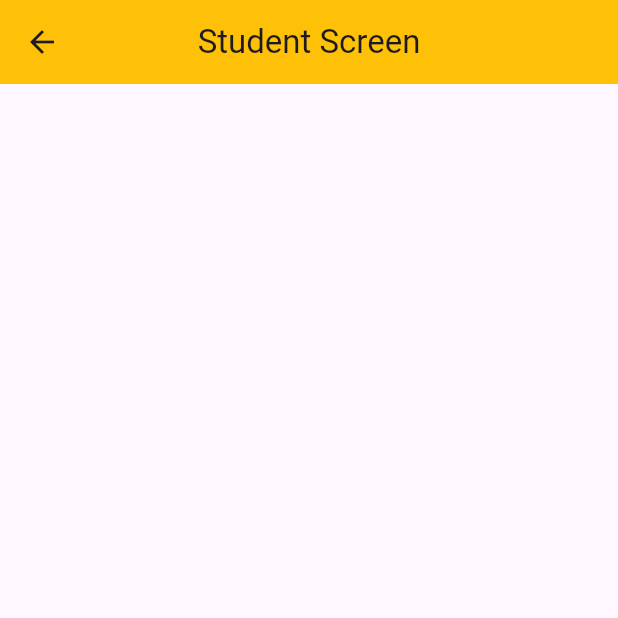
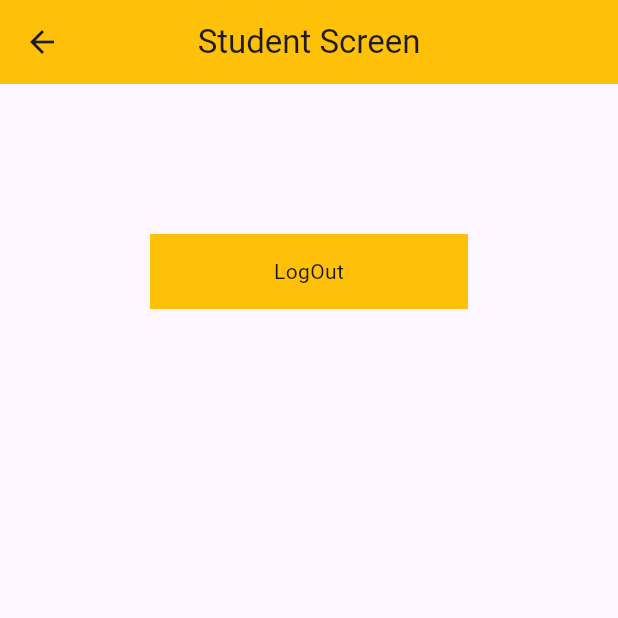
Before and after one commit to ZainR10/Flutter-Rooms, a Flutter app: the screen it shows after launch, after a tap on "Login", on a phone screen of 412 x 824 dp, the top half of it. Run offline on Flutter 3.47's test engine with Material 3 defaults, Android fonts, the phone set to English and light mode, and no system bars; our stand-ins replace shared_preferences.

```diff
--- a/lib/splash_screen.dart
+++ b/lib/splash_screen.dart
@@ -1,6 +1,8 @@
-import 'dart:async'; // Add import for Timer
+import 'dart:async'; // Added import for Timer
 
 import 'package:flutter/material.dart';
+import 'student_screen.dart';
+import 'package:shared_preferences/shared_preferences.dart';
 import 'login.dart';
 
 class SplashScreen extends StatefulWidget {
@@ -15,10 +17,24 @@ class _SplashScreenState extends State<SplashScreen> {
   void initState() {
     super.initState();
 
-    Timer(const Duration(seconds: 3), () {
-      Navigator.push(
-          context, MaterialPageRoute(builder: (context) => const Login()));
-    });
+    isLogin();
+  }
+
+  void isLogin() async {
+    SharedPreferences sp = await SharedPreferences.getInstance();
+    bool isLogin = sp.getBool('isLogin') ?? false;
+
+    if (isLogin) {
+      Timer(const Duration(seconds: 6), () {
+        Navigator.push(
+            context, MaterialPageRoute(builder: (context) => const Student()));
+      });
+    } else {
+      Timer(const Duration(seconds: 6), () {
+        Navigator.push(
+            context, MaterialPageRoute(builder: (context) => const Login()));
+      });
+    }
   }
 
   @override
--- a/lib/student_screen.dart
+++ b/lib/student_screen.dart
@@ -1,4 +1,6 @@
 import 'package:flutter/material.dart';
+import 'package:flutter_rooms/login.dart';
+import 'package:shared_preferences/shared_preferences.dart';
 
 class Student extends StatefulWidget {
   const Student({super.key});
@@ -16,6 +18,34 @@ class _StudentState extends State<Student> {
         centerTitle: true,
         backgroundColor: Colors.amber,
       ),
+      body: Column(children: [
+        Padding(
+          padding: const EdgeInsets.all(100),
+          child: InkWell(
+            onTap: () async {
+              //this is how you initialize shared preferences.
+              //this is a future function that is why async and await key words are used.
+              SharedPreferences sp = await SharedPreferences.getInstance();
+
+              sp.setBool('isLogin', true);
+              // ignore: use_build_context_synchronously
+              Navigator.push(context,
+                  MaterialPageRoute(builder: (context) => const Login()));
+              // sp.remove('name');
+
+              // print(sp.getInt('age')); //to check stored value.
+              // print(sp.remove('name'));
+              // print(sp.getString('name'));
+              // print(sp.getBool('isLogin').toString());
+            },
+            child: Container(
+                height: 50,
+                width: double.infinity,
+                color: Colors.amber,
+                child: const Center(child: Text('LogOut'))),
+          ),
+        )
+      ]),
     );
   }
 }
```
